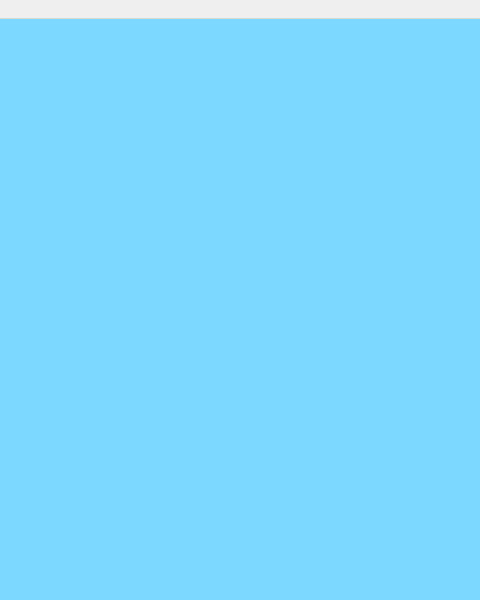
Qt form src/windows/mainwindow.ui (fast-food-finder-associates/FastFoodFinder) before a commit; both pictures show x 320 to 800 and y 0 to 600 of the 800 by 600 pixel window.
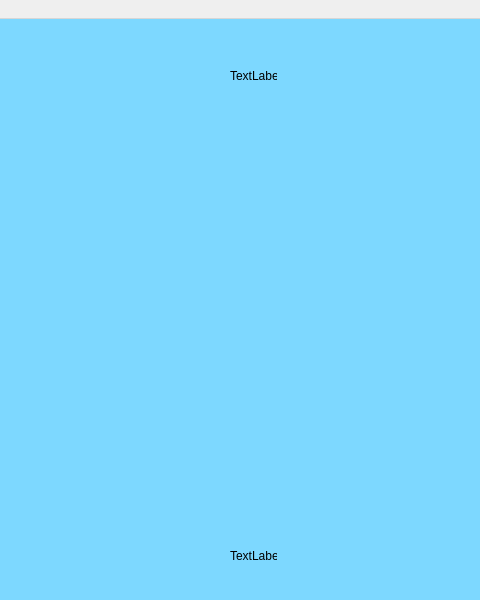
The same form after that commit. The open tabs and pages were chosen to show the change. Icons and pictures are not drawn.

The edit to the form file:
```diff
--- a/src/windows/mainwindow.ui
+++ b/src/windows/mainwindow.ui
@@ -107,6 +107,42 @@
        </rect>
       </property>
      </widget>
+     <widget class="QWidget" name="restaurantList_2" native="true">
+      <property name="geometry">
+       <rect>
+        <x>110</x>
+        <y>170</y>
+        <width>361</width>
+        <height>311</height>
+       </rect>
+      </property>
+     </widget>
+     <widget class="QLabel" name="distance">
+      <property name="geometry">
+       <rect>
+        <x>460</x>
+        <y>50</y>
+        <width>47</width>
+        <height>13</height>
+       </rect>
+      </property>
+      <property name="text">
+       <string>TextLabel</string>
+      </property>
+     </widget>
+     <widget class="QLabel" name="distance_2">
+      <property name="geometry">
+       <rect>
+        <x>460</x>
+        <y>530</y>
+        <width>47</width>
+        <height>13</height>
+       </rect>
+      </property>
+      <property name="text">
+       <string>TextLabel</string>
+      </property>
+     </widget>
     </widget>
     <widget class="QWidget" name="inventoryManageView">
      <property name="styleSheet">
```
Left out of the diff: 2 changed lines with no effect on the pictures.
